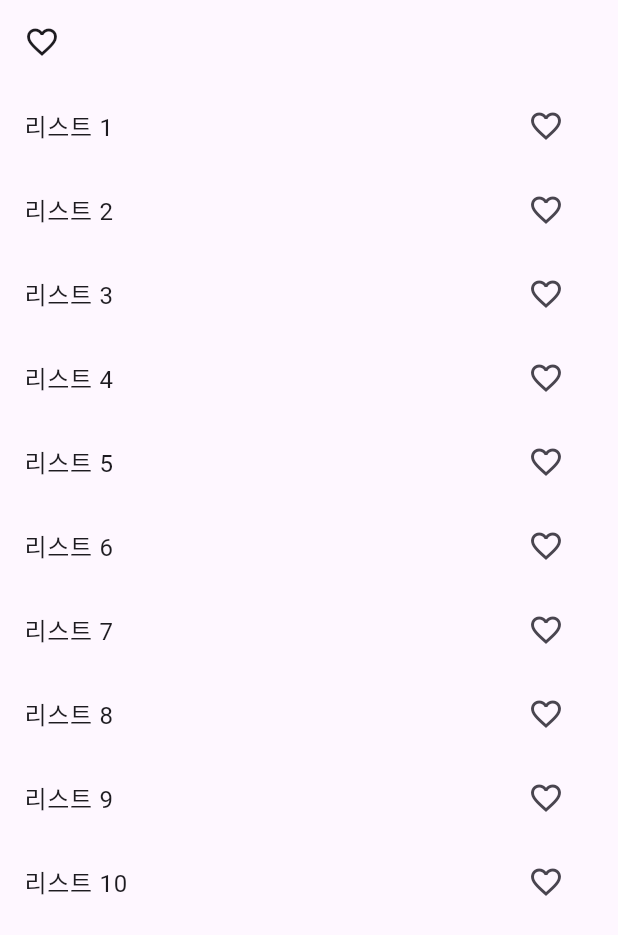
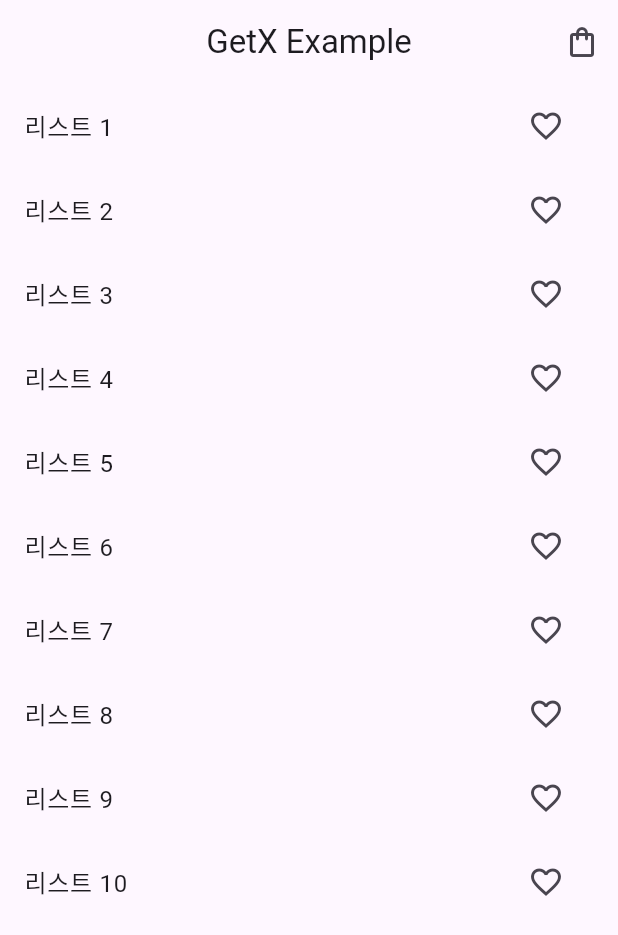
Before and after one commit to SHINYOONCHAN/getx, a Flutter app: the screen it shows after launch, on a phone screen of 412 x 824 dp. Shown: the top 935 px of the screen. Run offline on Flutter 3.47's test engine with Material 3 defaults, Android fonts, the phone set to English and light mode, and no system bars; our stand-ins replace get.

Commit message:
GetX Example

```diff
--- a/lib/screens/favorite_screen.dart
+++ b/lib/screens/favorite_screen.dart
@@ -16,7 +16,7 @@ class FavoritePageState extends State<FavoritePage> {
   Widget build(BuildContext context) {
     return Scaffold(
       appBar: AppBar(
-        title: Text('찜된 리스트'),
+        title: Text('찜 리스트'),
       ),
       body: Obx(() {
         return ListView.builder(
--- a/lib/screens/home_screen.dart
+++ b/lib/screens/home_screen.dart
@@ -17,9 +17,14 @@ class HomeScreenState extends State<HomeScreen> {
   Widget build(BuildContext context) {
     return Scaffold(
       appBar: AppBar(
-        leading: IconButton(
-            icon: const Icon(Icons.favorite_border),
-            onPressed: () => Get.to(const FavoritePage())),
+        centerTitle: true,
+        title: const Text("GetX Example"),
+        actions: [
+          IconButton(
+            icon: const Icon(Icons.shopping_bag_outlined),
+            onPressed: () => Get.to(const FavoritePage()),
+          ),
+        ],
       ),
       body: ListView.builder(
         itemCount: 10,
```
